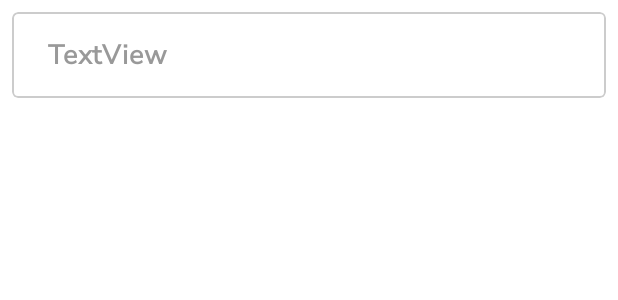
After one commit to Gaur171188/ShoppingApp-2, an Android app: the layout payment_item.xml on its own in the app's theme, with its tools: preview values and no code run, on a phone screen of 412 x 824 dp. The commit adds this screen. Shown: the top 300 px of the screen. Run offline under Robolectric (Android 15) with nearby library versions, the phone set to English and light mode, and no system bars.

Commit message:
fix some bugs

```diff
--- /dev/null
+++ b/app/src/main/res/layout/payment_item.xml
@@ -0,0 +1,40 @@
+<?xml version="1.0" encoding="utf-8"?>
+<com.google.android.material.card.MaterialCardView xmlns:android="http://schemas.android.com/apk/res/android"
+    xmlns:app="http://schemas.android.com/apk/res-auto"
+    xmlns:tools="http://schemas.android.com/tools"
+    android:id="@+id/item_card"
+    android:layout_width="match_parent"
+    android:layout_height="wrap_content"
+    android:layout_margin="8dp"
+    android:checkable="true"
+    android:clickable="true"
+    android:focusable="true"
+    app:cardElevation="0dp"
+    app:checkedIcon="@null"
+    app:strokeColor="@color/light_gray"
+    app:strokeWidth="1dp">
+
+    <androidx.constraintlayout.widget.ConstraintLayout
+        android:layout_width="match_parent"
+        android:layout_height="match_parent"
+        android:padding="8dp">
+
+        <TextView
+            android:id="@+id/item_title_text_view"
+            android:layout_width="0dp"
+            android:layout_height="wrap_content"
+            android:layout_marginStart="16dp"
+            android:layout_marginTop="8dp"
+            android:layout_marginEnd="16dp"
+            android:layout_marginBottom="8dp"
+            android:textAppearance="@style/TextAppearance.MyTheme.Body1"
+            android:textColor="@color/gray"
+            android:textSize="18sp"
+            android:textStyle="bold"
+            app:layout_constraintBottom_toBottomOf="parent"
+            app:layout_constraintEnd_toEndOf="parent"
+            app:layout_constraintStart_toStartOf="parent"
+            app:layout_constraintTop_toTopOf="parent"
+            tools:text="TextView" />
+    </androidx.constraintlayout.widget.ConstraintLayout>
+</com.google.android.material.card.MaterialCardView>
```
Also changed, not shown: app/src/main/java/com/shoppingapp/info/screens/registration/Registration.kt (+65 -10 lines), app/src/main/java/com/shoppingapp/info/screens/registration/RegistrationViewModel.kt (+7 -5 lines).
